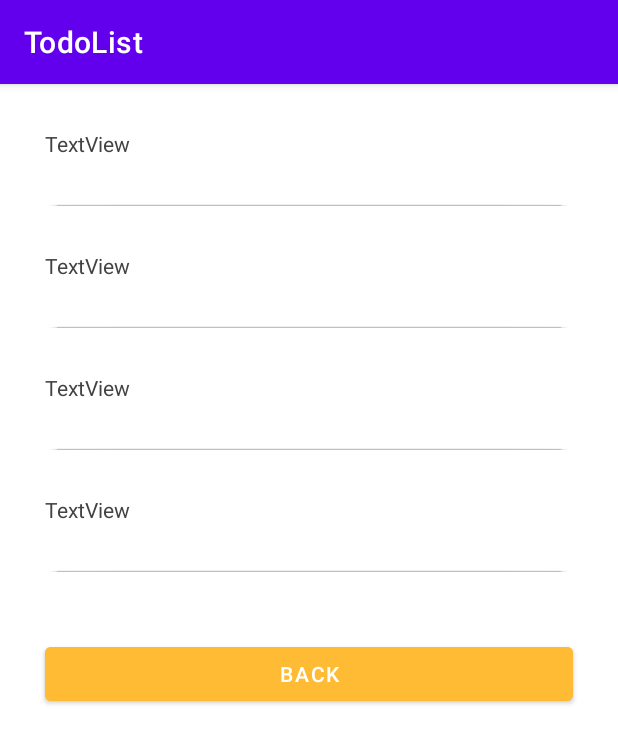
After one commit to ArwaSAO/TodoList, an Android app: the fragment TaskDetailsFragment shown on its own in the app's theme, on a phone screen of 412 x 824 dp. The commit adds this screen. Shown: the top 743 px of the screen. Run offline under Robolectric (Android 15) with nearby library versions, the phone set to English and light mode, and no system bars.

Commit message:
First I start creating view and all fragments, then I start creating packages in order to organize the code writing

```diff
--- a/app/src/main/AndroidManifest.xml
+++ b/app/src/main/AndroidManifest.xml
@@ -10,7 +10,7 @@
         android:supportsRtl="true"
         android:theme="@style/Theme.TodoList">
         <activity
-            android:name=".MainActivity"
+            android:name=".view.MainActivity"
             android:exported="true">
             <intent-filter>
                 <action android:name="android.intent.action.MAIN" />
--- /dev/null
+++ b/app/src/main/java/com/kotlin/todolist/database/ToDoListDao.kt
@@ -0,0 +1,4 @@
+package com.kotlin.todolist.database
+
+interface ToDoListDao {
+}
--- /dev/null
+++ b/app/src/main/java/com/kotlin/todolist/database/ToDoListDataBase.kt
@@ -0,0 +1,4 @@
+package com.kotlin.todolist.database
+
+class ToDoListDataBase {
+}
--- /dev/null
+++ b/app/src/main/java/com/kotlin/todolist/database/model/ToDoListItemModel.kt
@@ -0,0 +1,4 @@
+package com.kotlin.todolist.database.model
+
+class ToDoListItemModel {
+}
--- /dev/null
+++ b/app/src/main/java/com/kotlin/todolist/reposetories/ToDoListReposeitory.kt
@@ -0,0 +1,4 @@
+package com.kotlin.todolist.reposetories
+
+class ToDoListReposeitory {
+}
--- a/app/src/main/java/com/kotlin/todolist/MainActivity.kt
+++ b/app/src/main/java/com/kotlin/todolist/view/MainActivity.kt
@@ -1,8 +1,9 @@
-package com.kotlin.todolist
+package com.kotlin.todolist.view
 
 import androidx.appcompat.app.AppCompatActivity
 import android.os.Bundle
 import android.widget.Toast
+import com.kotlin.todolist.R
 
 class MainActivity : AppCompatActivity() {
     override fun onCreate(savedInstanceState: Bundle?) {
--- /dev/null
+++ b/app/src/main/java/com/kotlin/todolist/view/TaskDetailsFragment.kt
@@ -0,0 +1,60 @@
+package com.kotlin.todolist.view
+
+import android.os.Bundle
+import androidx.fragment.app.Fragment
+import android.view.LayoutInflater
+import android.view.View
+import android.view.ViewGroup
+import com.kotlin.todolist.R
+
+// TODO: Rename parameter arguments, choose names that match
+// the fragment initialization parameters, e.g. ARG_ITEM_NUMBER
+private const val ARG_PARAM1 = "param1"
+private const val ARG_PARAM2 = "param2"
+
+/**
+ * A simple [Fragment] subclass.
+ * Use the [TaskDetailsFragment.newInstance] factory method to
+ * create an instance of this fragment.
+ */
+class TaskDetailsFragment : Fragment() {
+    // TODO: Rename and change types of parameters
+    private var param1: String? = null
+    private var param2: String? = null
+
+    override fun onCreate(savedInstanceState: Bundle?) {
+        super.onCreate(savedInstanceState)
+        arguments?.let {
+            param1 = it.getString(ARG_PARAM1)
+            param2 = it.getString(ARG_PARAM2)
+        }
+    }
+
+    override fun onCreateView(
+        inflater: LayoutInflater, container: ViewGroup?,
+        savedInstanceState: Bundle?
+    ): View? {
+        // Inflate the layout for this fragment
+        return inflater.inflate(R.layout.fragment_task_details, container, false)
+    }
+
+    companion object {
+        /**
+         * Use this factory method to create a new instance of
+         * this fragment using the provided parameters.
+         *
+         * @param param1 Parameter 1.
+         * @param param2 Parameter 2.
+         * @return A new instance of fragment TaskDetailsFragment.
+         */
+        // TODO: Rename and change types and number of parameters
+        @JvmStatic
+        fun newInstance(param1: String, param2: String) =
+            TaskDetailsFragment().apply {
+                arguments = Bundle().apply {
+                    putString(ARG_PARAM1, param1)
+                    putString(ARG_PARAM2, param2)
+                }
+            }
+    }
+}
--- /dev/null
+++ b/app/src/main/java/com/kotlin/todolist/view/ToDoListAdapter.kt
@@ -0,0 +1,4 @@
+package com.kotlin.todolist.view
+
+class ToDoListAdapter {
+}
--- /dev/null
+++ b/app/src/main/java/com/kotlin/todolist/view/ToDoListModel.kt
@@ -0,0 +1,4 @@
+package com.kotlin.todolist.view
+
+class ToDoListModel {
+}
--- /dev/null
+++ b/app/src/main/res/layout/fragment_task_details.xml
@@ -0,0 +1,114 @@
+<?xml version="1.0" encoding="utf-8"?>
+<androidx.constraintlayout.widget.ConstraintLayout xmlns:android="http://schemas.android.com/apk/res/android"
+    xmlns:app="http://schemas.android.com/apk/res-auto"
+    xmlns:tools="http://schemas.android.com/tools"
+    android:id="@+id/frameLayout3"
+    android:layout_width="match_parent"
+    android:layout_height="match_parent"
+    tools:context=".view.TaskDetailsFragment" >
+
+    <TextView
+        android:id="@+id/taskname_text_view"
+        android:layout_width="0dp"
+        android:layout_height="wrap_content"
+        android:layout_margin="30dp"
+        android:text="TextView"
+        android:textColor="@color/cardview_dark_background"
+        app:layout_constraintEnd_toEndOf="parent"
+        app:layout_constraintStart_toStartOf="parent"
+        app:layout_constraintTop_toTopOf="parent" />
+
+    <View
+        android:id="@+id/divider2"
+        android:layout_width="match_parent"
+        android:layout_height="2dp"
+        android:layout_margin="30dp"
+        android:background="?attr/panelBackground"
+        android:backgroundTint="@android:color/holo_orange_light"
+        android:backgroundTintMode="multiply"
+        app:layout_constraintEnd_toEndOf="parent"
+        app:layout_constraintStart_toStartOf="parent"
+        app:layout_constraintTop_toBottomOf="@+id/taskname_text_view" />
+
+    <TextView
+        android:id="@+id/task_date_textview"
+        android:layout_width="0dp"
+        android:layout_height="wrap_content"
+        android:layout_margin="30dp"
+        android:text="TextView"
+        android:textColor="@color/cardview_dark_background"
+        app:layout_constraintEnd_toEndOf="parent"
+        app:layout_constraintStart_toStartOf="parent"
+        app:layout_constraintTop_toBottomOf="@+id/divider2" />
+
+    <View
+        android:id="@+id/divider4"
+        android:layout_width="match_parent"
+        android:layout_height="2dp"
+        android:layout_margin="30dp"
+        android:background="?attr/panelBackground"
+        android:backgroundTint="@android:color/holo_orange_light"
+        android:backgroundTintMode="multiply"
+        app:layout_constraintEnd_toEndOf="parent"
+        app:layout_constraintStart_toStartOf="parent"
+        app:layout_constraintTop_toBottomOf="@+id/task_date_textview" />
+
+    <TextView
+        android:id="@+id/task_duodate_textview"
+        android:layout_width="0dp"
+        android:layout_height="wrap_content"
+        android:layout_margin="30dp"
+        android:text="TextView"
+        android:textColor="@color/cardview_dark_background"
+        app:layout_constraintEnd_toEndOf="parent"
+        app:layout_constraintStart_toStartOf="parent"
+        app:layout_constraintTop_toBottomOf="@+id/divider4" />
+
+    <View
+        android:id="@+id/divider5"
+        android:layout_width="match_parent"
+        android:layout_height="2dp"
+        android:layout_margin="30dp"
+        android:background="?attr/panelBackground"
+        android:backgroundTint="@android:color/holo_orange_light"
+        android:backgroundTintMode="multiply"
+        app:layout_constraintEnd_toEndOf="parent"
+        app:layout_constraintStart_toStartOf="parent"
+        app:layout_constraintTop_toBottomOf="@+id/task_duodate_textview" />
+
+    <TextView
+        android:id="@+id/textView4"
+        android:layout_width="0dp"
+        android:layout_height="wrap_content"
+        android:layout_margin="30dp"
+        android:text="TextView"
+        android:textColor="@color/cardview_dark_background"
+        app:layout_constraintEnd_toEndOf="parent"
+        app:layout_constraintStart_toStartOf="parent"
+        app:layout_constraintTop_toBottomOf="@+id/divider5" />
+
+    <View
+        android:id="@+id/divider6"
+        android:layout_width="match_parent"
+        android:layout_height="2dp"
+        android:layout_margin="30dp"
+        android:background="?attr/panelBackground"
+        android:backgroundTint="@android:color/holo_orange_light"
+        android:backgroundTintMode="multiply"
+        app:layout_constraintStart_toStartOf="parent"
+        app:layout_constraintTop_toBottomOf="@+id/textView4" />
+
+    <Button
+        android:id="@+id/back_button"
+        android:layout_width="0dp"
+        android:layout_height="wrap_content"
+        android:layout_margin="30dp"
+        android:backgroundTint="@android:color/holo_orange_light"
+        android:text="back"
+        app:layout_constraintBottom_toBottomOf="parent"
+        app:layout_constraintEnd_toEndOf="parent"
+        app:layout_constraintHorizontal_bias="1.0"
+        app:layout_constraintStart_toStartOf="parent"
+        app:layout_constraintTop_toBottomOf="@+id/divider6"
+        app:layout_constraintVertical_bias="0.042" />
+</androidx.constraintlayout.widget.ConstraintLayout>
--- a/app/src/main/res/values/strings.xml
+++ b/app/src/main/res/values/strings.xml
@@ -1,3 +1,5 @@
 <resources>
     <string name="app_name">TodoList</string>
+    <!-- TODO: Remove or change this placeholder text -->
+    <string name="hello_blank_fragment">Hello blank fragment</string>
 </resources>
```
Also changed, not shown: app/build.gradle (+16 -0 lines), app/src/main/java/com/kotlin/todolist/view/CheckListFragment1.kt (added, +60 -0 lines), app/src/main/java/com/kotlin/todolist/view/EditTaskFragment.kt (added, +60 -0 lines), app/src/main/res/drawable/ic_baseline_delete_24.xml (added, +10 -0 lines), app/src/main/res/layout/activity_main.xml (+11 -9 lines), app/src/main/res/layout/fragment_check_list1.xml (added, +64 -0 lines), app/src/main/res/layout/fragment_edit_task.xml (added, +99 -0 lines), app/src/main/res/layout/ltem_layout.xml (added, +49 -0 lines).
